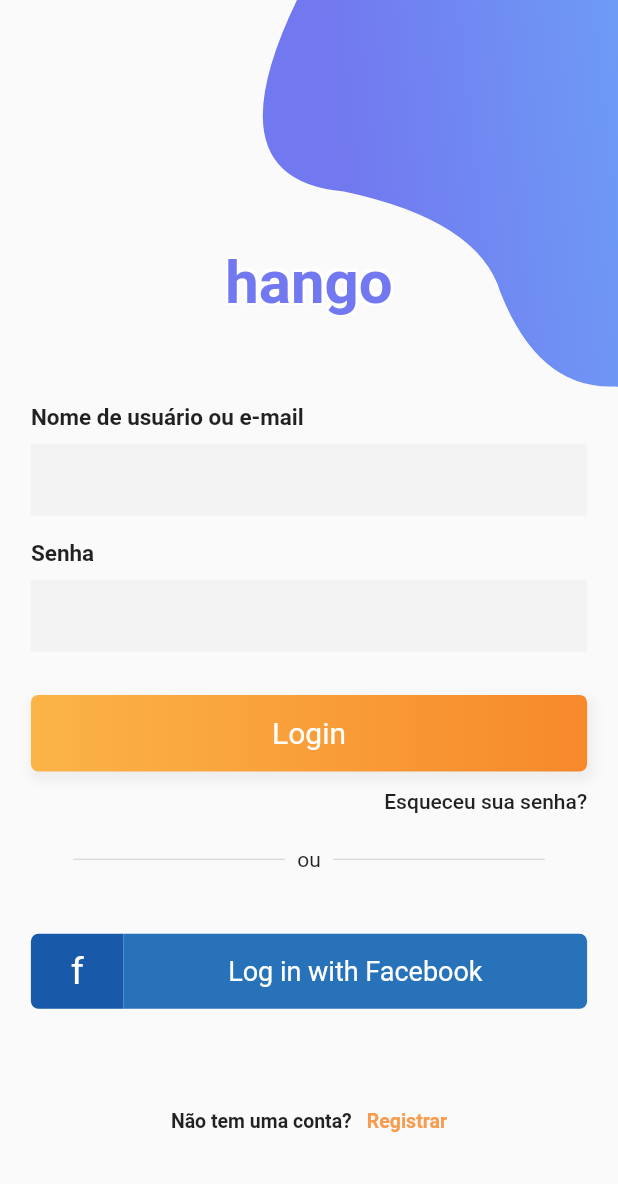
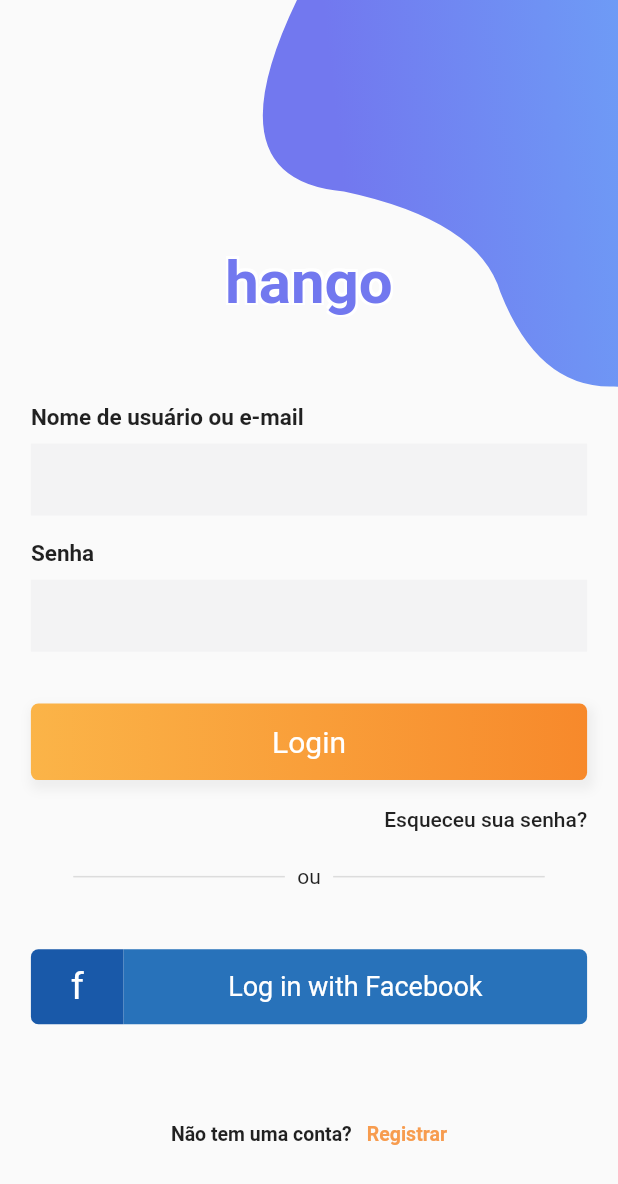
Before and after one commit to mvelosos/eveenz-mobile, a Flutter app: the screen it shows after launch, on a phone screen of 412 x 824 dp. Shown: the top 1184 px of the screen. Run offline on Flutter 3.47's test engine with Material 2 defaults, Android fonts, the phone set to English and light mode, and no system bars; our stand-ins replace dartz, dio, geolocator, get_it, google_maps_flutter, mobx and 1 more; missing offline and left inert: flutter_facebook_login; generated files the repository leaves out were written again.

Commit message:
update constraints

```diff
--- a/lib/app/pages/login/login_page.dart
+++ b/lib/app/pages/login/login_page.dart
@@ -114,8 +114,13 @@ class _LoginPageState extends State<LoginPage> {
 
   Widget _submitButton(BoxConstraints constraints) {
     var white = Colors.white;
-    return Container(
+    return RawMaterialButton(
+      onPressed: () {
+        _loginController.loginWithEmail(userLogin);
+      },
+      child: Container(
         width: MediaQuery.of(context).size.width,
+        margin: EdgeInsets.symmetric(vertical: constraints.maxHeight * .007),
         padding: EdgeInsets.symmetric(vertical: constraints.maxHeight * .017),
         alignment: Alignment.center,
         decoration: BoxDecoration(
@@ -139,10 +144,6 @@ class _LoginPageState extends State<LoginPage> {
             ],
           ),
         ),
-      child: InkWell(
-        onTap: () {
-          _loginController.loginWithEmail(userLogin);
-        },
         child: Text(
           'Login',
           style: TextStyle(fontSize: 20, color: white),
@@ -261,7 +262,9 @@ class _LoginPageState extends State<LoginPage> {
                         ),
                         _divider(constraints),
                         SizedBox(height: constraints.maxHeight * .03),
-                        FacebookLoginButton(loginController: _loginController),
+                        FacebookLoginButton(
+                            loginController: _loginController,
+                            constraints: constraints),
                         SizedBox(height: constraints.maxHeight * .055),
                         _createAccountLabel(),
                       ],
--- a/lib/app/pages/login/widgets/facebook_login_button.dart
+++ b/lib/app/pages/login/widgets/facebook_login_button.dart
@@ -3,8 +3,9 @@ import 'package:party_mobile/app/controllers/login_controller.dart';
 
 class FacebookLoginButton extends StatelessWidget {
   final LoginController loginController;
+  final BoxConstraints constraints;
 
-  FacebookLoginButton({this.loginController});
+  FacebookLoginButton({this.loginController, this.constraints});
 
   @override
   Widget build(BuildContext context) {
@@ -12,7 +13,7 @@ class FacebookLoginButton extends StatelessWidget {
       onPressed: () {},
       child: Container(
         height: 50,
-        margin: EdgeInsets.symmetric(vertical: 7),
+        margin: EdgeInsets.symmetric(vertical: constraints.maxHeight * .007),
         decoration: BoxDecoration(
           borderRadius: BorderRadius.all(
             Radius.circular(10),
```
Lines whose indentation alone changed are shown as unchanged.
